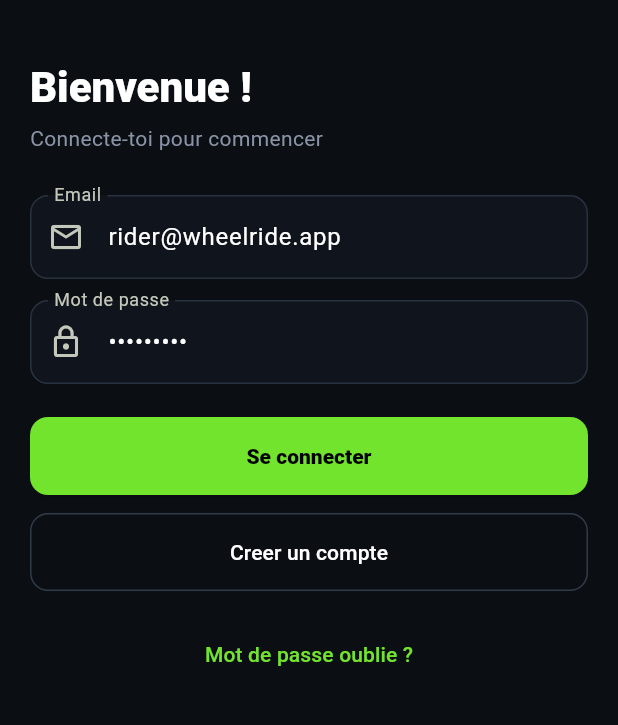
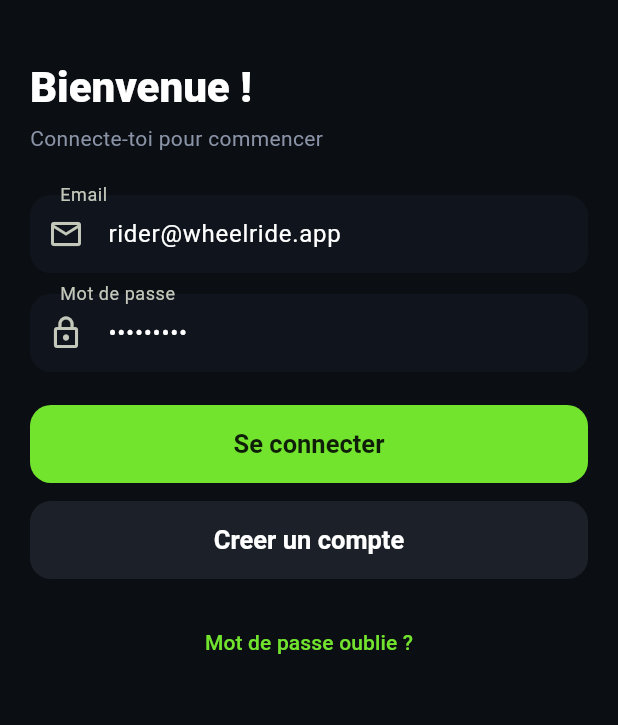
Before and after one commit to cedricpierre/Wheelride, a Flutter app: the screen it shows after launch, on a phone screen of 412 x 824 dp, the part 111-836 px from its top. Run offline on Flutter 3.47's test engine with Material 3 defaults, Android fonts, the phone set to English and light mode, and no system bars; our stand-ins replace flutter_dotenv, flutter_map, flutter_riverpod, geolocator, go_router, latlong2 and 3 more; missing offline and left inert: mobile_scanner; accounts and stored records are empty.

Commit message:
Refactor UI components to enhance iOS compatibility and visual consistency
- Updated theme settings in app_theme.dart to include iOS platform support and refined color schemes.
- Replaced Material icons with Cupertino icons in home_screen.dart for a more native iOS look.
- Improved button styles in action_buttons.dart to utilize CupertinoButton for better iOS integration.
- Adjusted layout and padding in live_ride_screen.dart to enhance user experience on iOS devices.
- Modified back button implementation in app_back_button.dart to use CupertinoNavigationBarBackButton.

```diff
--- a/lib/core/theme/app_theme.dart
+++ b/lib/core/theme/app_theme.dart
@@ -1,3 +1,4 @@
+import 'package:flutter/cupertino.dart';
 import 'package:flutter/material.dart';
 
 class AppTheme {
@@ -5,69 +6,111 @@ class AppTheme {
   static const ink = Color(0xFF0B0F14);
   static const panel = Color(0xFF151A22);
   static const muted = Color(0xFF8A94A6);
+  static const sheet = Color(0xFF1C2129);
 
   static ThemeData dark() {
-    final base = ThemeData.dark(useMaterial3: true);
+    const platform = TargetPlatform.iOS;
+    final base = ThemeData(
+      brightness: Brightness.dark,
+      platform: platform,
+      useMaterial3: true,
+    );
 
     return base.copyWith(
       scaffoldBackgroundColor: ink,
+      splashFactory: NoSplash.splashFactory,
+      highlightColor: Colors.transparent,
       colorScheme: ColorScheme.fromSeed(
         seedColor: neon,
         brightness: Brightness.dark,
         primary: neon,
         surface: panel,
       ),
+      cupertinoOverrideTheme: const CupertinoThemeData(
+        primaryColor: neon,
+        barBackgroundColor: panel,
+        scaffoldBackgroundColor: ink,
+        brightness: Brightness.dark,
+      ),
+      pageTransitionsTheme: const PageTransitionsTheme(
+        builders: {
+          TargetPlatform.android: CupertinoPageTransitionsBuilder(),
+          TargetPlatform.iOS: CupertinoPageTransitionsBuilder(),
+          TargetPlatform.macOS: CupertinoPageTransitionsBuilder(),
+        },
+      ),
       appBarTheme: const AppBarTheme(
         backgroundColor: ink,
         foregroundColor: Colors.white,
         elevation: 0,
-        centerTitle: false,
-      ),
-      bottomNavigationBarTheme: const BottomNavigationBarThemeData(
-        backgroundColor: panel,
-        selectedItemColor: neon,
-        unselectedItemColor: muted,
-        type: BottomNavigationBarType.fixed,
+        scrolledUnderElevation: 0,
+        centerTitle: true,
+        titleTextStyle: TextStyle(
+          color: Colors.white,
+          fontSize: 17,
+          fontWeight: FontWeight.w600,
+        ),
       ),
       cardTheme: CardThemeData(
         color: panel,
         elevation: 0,
-        shape: RoundedRectangleBorder(borderRadius: BorderRadius.circular(24)),
+        shape: RoundedRectangleBorder(
+          borderRadius: BorderRadius.circular(20),
+          side: BorderSide(color: Colors.white.withValues(alpha: 0.06)),
+        ),
+      ),
+      dividerTheme: DividerThemeData(
+        color: Colors.white.withValues(alpha: 0.08),
+        thickness: 0.5,
       ),
       inputDecorationTheme: InputDecorationTheme(
         filled: true,
         fillColor: const Color(0xFF10151D),
+        contentPadding: const EdgeInsets.symmetric(
+          horizontal: 16,
+          vertical: 14,
+        ),
         border: OutlineInputBorder(
-          borderRadius: BorderRadius.circular(12),
-          borderSide: const BorderSide(color: Color(0xFF28313E)),
+          borderRadius: BorderRadius.circular(14),
+          borderSide: BorderSide.none,
         ),
         enabledBorder: OutlineInputBorder(
-          borderRadius: BorderRadius.circular(12),
-          borderSide: const BorderSide(color: Color(0xFF28313E)),
+          borderRadius: BorderRadius.circular(14),
+          borderSide: BorderSide.none,
         ),
         focusedBorder: OutlineInputBorder(
-          borderRadius: BorderRadius.circular(12),
-          borderSide: const BorderSide(color: neon),
+          borderRadius: BorderRadius.circular(14),
+          borderSide: const BorderSide(color: neon, width: 1.5),
         ),
       ),
       elevatedButtonTheme: ElevatedButtonThemeData(
         style: ElevatedButton.styleFrom(
           backgroundColor: neon,
           foregroundColor: Colors.black,
+          elevation: 0,
+          shadowColor: Colors.transparent,
           minimumSize: const Size.fromHeight(52),
           shape: RoundedRectangleBorder(
-            borderRadius: BorderRadius.circular(12),
+            borderRadius: BorderRadius.circular(14),
           ),
-          textStyle: const TextStyle(fontWeight: FontWeight.w800),
+          textStyle: const TextStyle(
+            fontWeight: FontWeight.w600,
+            fontSize: 17,
+          ),
         ),
       ),
       outlinedButtonTheme: OutlinedButtonThemeData(
         style: OutlinedButton.styleFrom(
           foregroundColor: Colors.white,
+          elevation: 0,
           minimumSize: const Size.fromHeight(52),
-          side: const BorderSide(color: Color(0xFF313A48)),
+          side: BorderSide(color: Colors.white.withValues(alpha: 0.12)),
           shape: RoundedRectangleBorder(
-            borderRadius: BorderRadius.circular(12),
+            borderRadius: BorderRadius.circular(14),
+          ),
+          textStyle: const TextStyle(
+            fontWeight: FontWeight.w600,
+            fontSize: 17,
           ),
         ),
       ),
--- a/lib/shared/widgets/action_buttons.dart
+++ b/lib/shared/widgets/action_buttons.dart
@@ -1,4 +1,7 @@
+import 'package:flutter/cupertino.dart';
 import 'package:flutter/material.dart';
+
+import '../../core/theme/app_theme.dart';
 
 class PrimaryActionButton extends StatelessWidget {
   const PrimaryActionButton({
@@ -18,14 +21,36 @@ class PrimaryActionButton extends StatelessWidget {
         ? Text(label)
         : Row(
             mainAxisAlignment: MainAxisAlignment.center,
+            mainAxisSize: MainAxisSize.min,
             children: [
-              Icon(icon, size: 18),
+              Icon(icon, size: 20),
               const SizedBox(width: 8),
               Text(label),
             ],
           );
 
-    return ElevatedButton(onPressed: onPressed, child: child);
+    return SizedBox(
+      width: double.infinity,
+      height: 52,
+      child: CupertinoButton.filled(
+        padding: EdgeInsets.zero,
+        borderRadius: BorderRadius.circular(14),
+        color: AppTheme.neon,
+        disabledColor: AppTheme.neon.withValues(alpha: 0.4),
+        onPressed: onPressed,
+        child: DefaultTextStyle(
+          style: const TextStyle(
+            color: Colors.black87,
+            fontWeight: FontWeight.w600,
+            fontSize: 17,
+          ),
+          child: IconTheme(
+            data: const IconThemeData(color: Colors.black87, size: 20),
+            child: child,
+          ),
+        ),
+      ),
+    );
   }
 }
 
@@ -47,13 +72,35 @@ class SecondaryActionButton extends StatelessWidget {
         ? Text(label)
         : Row(
             mainAxisAlignment: MainAxisAlignment.center,
+            mainAxisSize: MainAxisSize.min,
             children: [
-              Icon(icon, size: 18),
+              Icon(icon, size: 20),
               const SizedBox(width: 8),
               Text(label),
             ],
           );
 
-    return OutlinedButton(onPressed: onPressed, child: child);
+    return SizedBox(
+      width: double.infinity,
+      height: 52,
+      child: CupertinoButton(
+        padding: EdgeInsets.zero,
+        borderRadius: BorderRadius.circular(14),
+        color: const Color(0xFF1C2129),
+        disabledColor: const Color(0xFF1C2129).withValues(alpha: 0.5),
+        onPressed: onPressed,
+        child: DefaultTextStyle(
+          style: const TextStyle(
+            color: Colors.white,
+            fontWeight: FontWeight.w600,
+            fontSize: 17,
+          ),
+          child: IconTheme(
+            data: const IconThemeData(color: Colors.white, size: 20),
+            child: child,
+          ),
+        ),
+      ),
+    );
   }
 }
```
Also changed, not shown: lib/features/rides/screens/home_screen.dart (+5 -4 lines), lib/features/rides/screens/live_ride_screen.dart (+141 -142 lines), lib/shared/widgets/adaptive_sheets.dart (added, +74 -0 lines), lib/shared/widgets/app_back_button.dart (+8 -4 lines), lib/shared/widgets/glass_panel.dart (added, +40 -0 lines).
